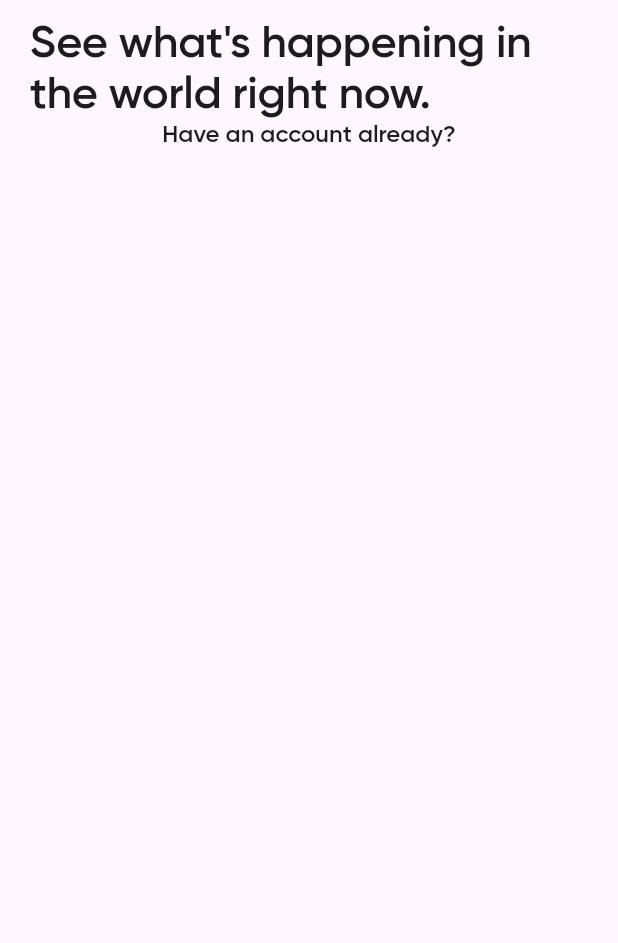
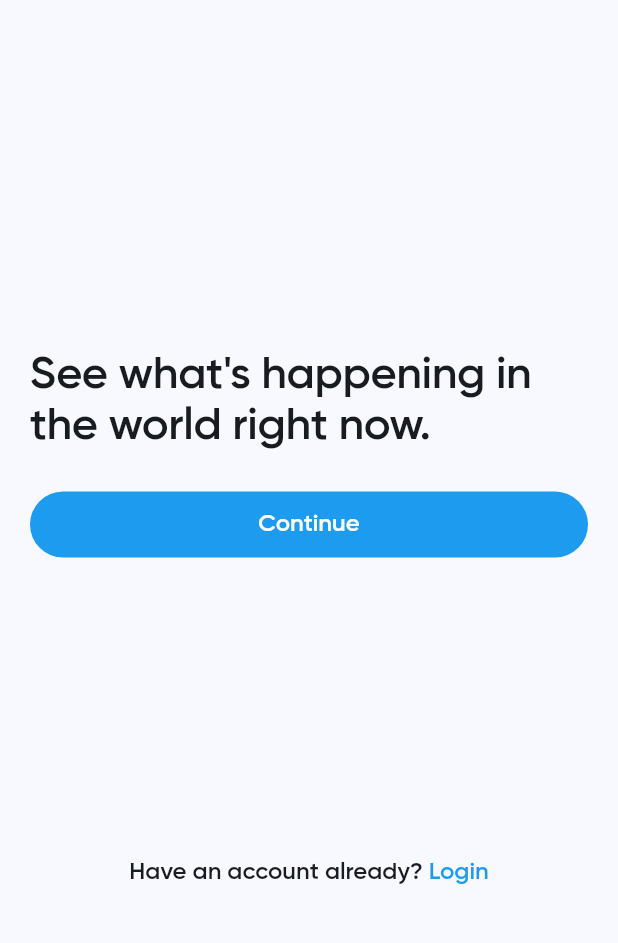
Before and after one commit to recruitchaos/twitter-clone, a Flutter app: the screen it shows after launch, on a phone screen of 412 x 824 dp, the part 65-1008 px from its top. Run offline on Flutter 3.47's test engine with Material 2 defaults, Android fonts, the phone set to English and light mode, and no system bars; our stand-ins replace flutter_svg.

```diff
--- /dev/null
+++ b/lib/custom_widgets/custom_button.dart
@@ -0,0 +1,24 @@
+import 'package:flutter/material.dart';
+
+class CustomButton extends StatefulWidget {
+  const CustomButton({super.key});
+  @override
+  State<CustomButton> createState() => _CustomButtonState();
+}
+
+class _CustomButtonState extends State<CustomButton> {
+  @override
+  Widget build(BuildContext context) {
+    return Container(
+      width: double.infinity,
+      decoration: BoxDecoration(
+        borderRadius: BorderRadius.circular(30),
+        color: const Color(0xff1C9BEF),
+      ),
+      child: Padding(
+        padding: const EdgeInsets.symmetric(vertical: 12),
+        child: Text("Continue", style: Theme.of(context).textTheme.displaySmall?.apply(color: Colors.white), textAlign: TextAlign.center,),
+      ),
+    );
+  }
+}
--- a/lib/main.dart
+++ b/lib/main.dart
@@ -14,14 +14,14 @@ class MyApp extends StatelessWidget {
     return MaterialApp(
       title: 'Flutter Demo',
       theme: ThemeData(
-        colorScheme: ColorScheme.fromSeed(seedColor: Colors.deepPurple),
+        colorScheme: ColorScheme.fromSeed(seedColor: const Color(0xff1C9BEF)),
         useMaterial3: true,
         fontFamily: 'Gilroy',
         textTheme: const TextTheme(
           displayLarge: TextStyle(fontSize: 30),
-          displayMedium: TextStyle(fontSize: 20),
+          displayMedium: TextStyle(fontSize: 24),
           displaySmall: TextStyle(fontSize: 16),
-        )
+        ),
       ),
       home: const WelcomePage(),
     );
--- a/lib/welcome_page.dart
+++ b/lib/welcome_page.dart
@@ -1,5 +1,7 @@
 import 'package:flutter/material.dart';
 import 'package:flutter_svg/svg.dart';
+import 'package:twitter_clone/custom_widgets/custom_button.dart';
+import 'package:twitter_clone/login_screen.dart';
 
 class WelcomePage extends StatefulWidget {
   const WelcomePage({super.key});
@@ -24,10 +26,24 @@ class _WelcomePageState extends State<WelcomePage> {
       body: Padding(
         padding: const EdgeInsets.symmetric(horizontal: 20),
         child: Column(
+          mainAxisAlignment: MainAxisAlignment.center,
           children: [
-
+            const SizedBox(height: 32,),
             Text("See what's happening in the world right now.", style: Theme.of(context).textTheme.displayLarge, textAlign: TextAlign.left,),
-            Text("Have an account already?", style: Theme.of(context).textTheme.displaySmall,)
+            const SizedBox(height: 26,),
+            const CustomButton(),
+            const SizedBox(height:200,),
+            Row(
+              mainAxisAlignment: MainAxisAlignment.center,
+              children: [
+                Text("Have an account already? ", style: Theme.of(context).textTheme.displaySmall,),
+                GestureDetector(
+                  onTap: () {
+                    Navigator.push(context, MaterialPageRoute(builder: (context) => LoginScreen()));
+                  },
+                  child: Text("Login", style: Theme.of(context).textTheme.displaySmall?.apply(color: const Color(0xff1C9BEF)),))
+              ],
+            ),
           ],
         ),
       ),
```
Also changed, not shown: lib/custom_widgets/custom_button_2.dart (added, +30 -0 lines), lib/custom_widgets/custom_text_field.dart (added, +31 -0 lines), lib/login_screen.dart (added, +53 -0 lines).
